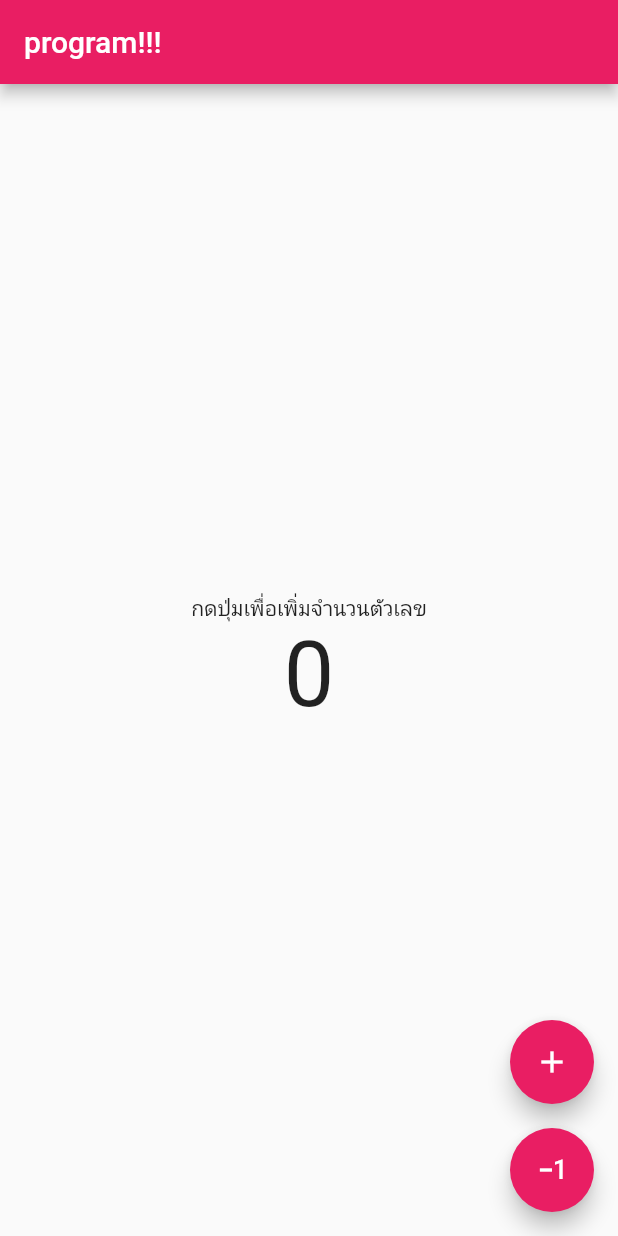
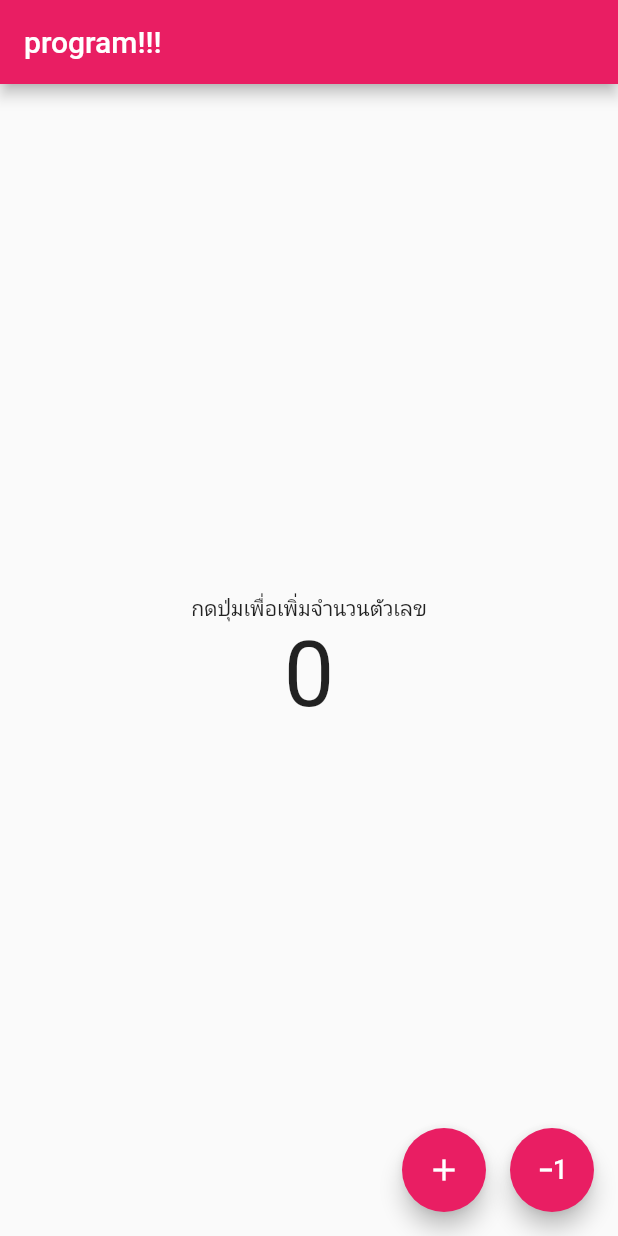
Before and after one commit to napassorn29/basic_flutter, a Flutter app: the screen it shows after launch, on a phone screen of 412 x 824 dp. Run offline on Flutter 3.47's test engine with Material 2 defaults, Android fonts, the light colour scheme and no system bars.

Commit message:
change column to row

```diff
--- a/basic_flutter/basic_flutter/lib/main.dart
+++ b/basic_flutter/basic_flutter/lib/main.dart
@@ -52,7 +52,7 @@ class _MyHomePageState extends State<MyHomePage> {
           ),
         ]),
       ),
-      floatingActionButton: Column(
+      floatingActionButton: Row(
         mainAxisAlignment: MainAxisAlignment.end,
         children: [
           FloatingActionButton(
@@ -63,7 +63,10 @@ class _MyHomePageState extends State<MyHomePage> {
             },
             child: Icon(Icons.add),
           ),
-          SizedBox(height: 16), // Add some spacing between the buttons
+          SizedBox(
+            height: 16,
+            width: 16,
+          ), // Add some spacing between the buttons
           FloatingActionButton(
             onPressed: () {
               setState(() {
```
